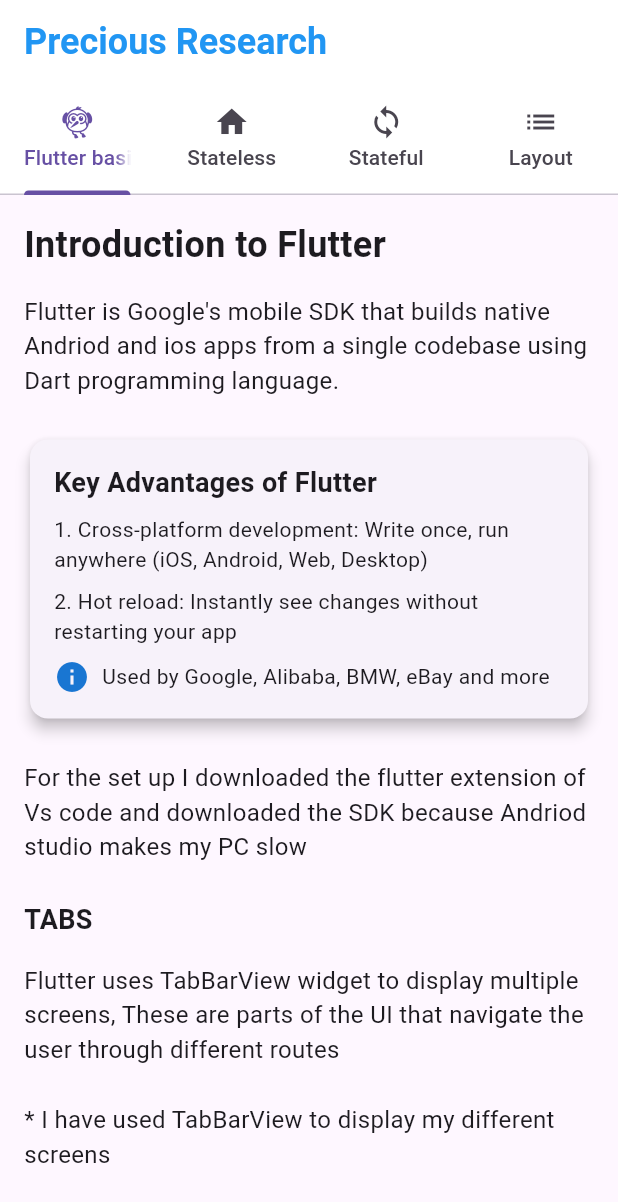
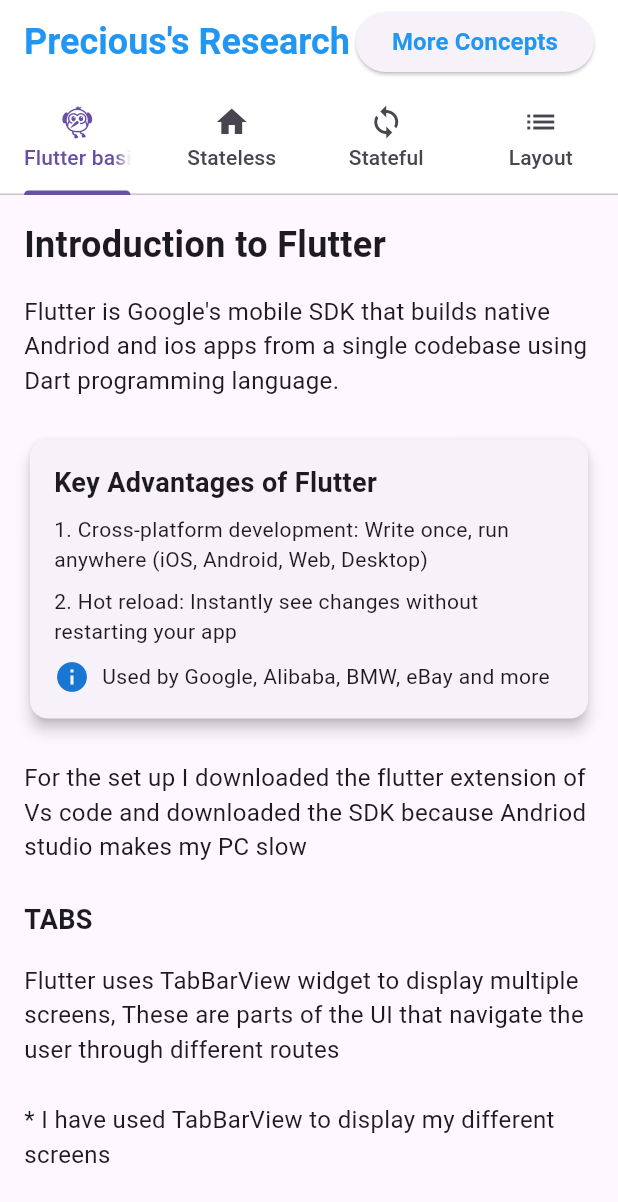
Before and after one commit to Kyomuhe/flutter_project, a Flutter app: the screen it shows after launch, on a phone screen of 412 x 824 dp. Shown: the top 1202 px of the screen. Run offline on Flutter 3.47's test engine with Material 3 defaults, Android fonts, the phone set to English and light mode, and no system bars.

Commit message:
added button

```diff
--- a/lib/main.dart
+++ b/lib/main.dart
@@ -15,7 +15,7 @@ class MyApp extends StatelessWidget {
         primarySwatch: Colors.blue,
         useMaterial3: true,
       ),
-      home: const MyHomePage(title: 'Precious Research'),
+      home: const MyHomePage(title: 'Precious\'s Research'),
     );
   }
 }
@@ -49,15 +49,33 @@ class _MyHomePageState extends State<MyHomePage> with SingleTickerProviderStateM
     return Scaffold(
       appBar: AppBar(
         backgroundColor: Colors.white,
-        title: Text(
-          widget.title,
+  title: Row(
+    mainAxisAlignment: MainAxisAlignment.spaceBetween,  // This spaces out the title and button
+    children: [
+      Text(
+        widget.title,
+        style: const TextStyle(
+          fontFamily:'Roboto',
+          color: Colors.blue,
+          fontWeight: FontWeight.bold,
+          fontSize: 24,
+        )
+      ),
+      ElevatedButton(
+        onPressed: () {
+          print('button pressed!');
+        },
+        child: Text(
+          'More Concepts',
           style: const TextStyle(
-            fontFamily:'Roboto',
             color: Colors.blue,
             fontWeight: FontWeight.bold,
-            fontSize: 24,
-          )
+            fontSize: 16,
           ),
+        ),
+      ),
+    ],
+  ),
         bottom: TabBar(
           controller: _tabController,
           tabs: const [
@@ -373,7 +391,7 @@ class _StatefulWidgetExampleState extends State<StatefulWidgetExample> {
   }
 }
 
-// Third Tab: Layout Widgets Examples
+// Layout Widgets Examples
 class LayoutWidgetsExample extends StatelessWidget {
   const LayoutWidgetsExample({super.key});
 
```
